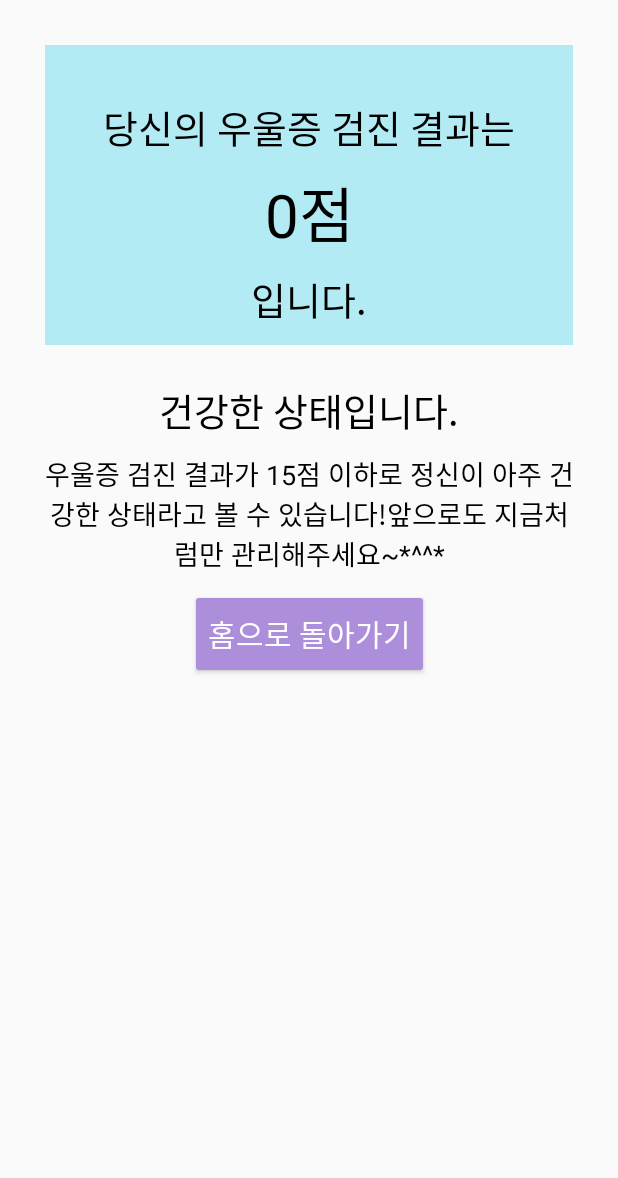
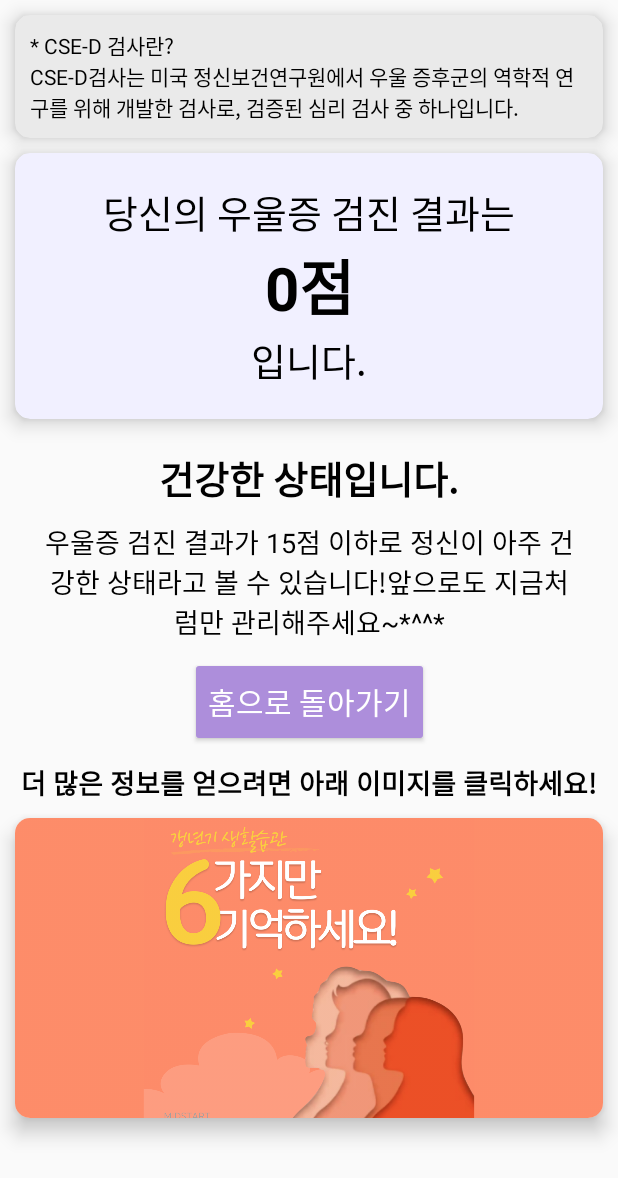
Before and after one commit to Midstart/Midstart_repo, an Android app: the CESresActivity screen opened directly, with no data from a screen before it, on a phone screen of 412 x 824 dp. Shown: the top 1178 px of the screen. Run offline under Robolectric (Android 15) with nearby library versions, the phone set to English and light mode, and no system bars.

Commit message:
우울증 검사 디자인 수정

```diff
--- a/app/src/main/java/com/example/midstart/CESresActivity.java
+++ b/app/src/main/java/com/example/midstart/CESresActivity.java
@@ -7,12 +7,14 @@ import android.content.Intent;
 import android.os.Bundle;
 import android.view.View;
 import android.widget.Button;
+import android.widget.ImageView;
 import android.widget.TextView;
 
 public class CESresActivity extends AppCompatActivity {
 
     TextView scoreText;
     Button homeBtn;
+    ImageView cardnews1;
     @SuppressLint("SetTextI18n")
     @Override
     protected void onCreate(Bundle savedInstanceState) {
@@ -39,6 +41,15 @@ public class CESresActivity extends AppCompatActivity {
         des1.setText(CESActivity.getResult1());
         des2.setText(CESActivity.getResult2());
 
+        cardnews1 = (ImageView) findViewById(R.id.news1);
+        cardnews1.setOnClickListener(new View.OnClickListener() {
+            @Override
+            public void onClick(View v) {
+                Intent intent = new Intent(getApplicationContext(), CardNews1.class);
+                startActivity(intent);
+            }
+        });
+
 
 
 
--- a/app/src/main/res/layout/activity_cesactivity.xml
+++ b/app/src/main/res/layout/activity_cesactivity.xml
@@ -4,13 +4,14 @@
     xmlns:tools="http://schemas.android.com/tools"
     android:layout_width="match_parent"
     android:layout_height="match_parent"
+    android:background="#F5F5F5"
     tools:context=".CESActivity">
 
     <RelativeLayout
         android:id="@+id/relativeLayout"
         android:layout_width="match_parent"
         android:layout_height="110dp"
-        android:background="#B2EBF4"
+        android:background="#F1F0FF"
         android:padding="16dp"
 
 
@@ -114,7 +115,6 @@
             android:textSize="20dp"
             />
 
-
     </LinearLayout>
 
 
--- a/app/src/main/res/layout/activity_cesres.xml
+++ b/app/src/main/res/layout/activity_cesres.xml
@@ -6,35 +6,73 @@
     android:layout_height="match_parent"
     tools:context=".CESresActivity">
 
-    <TextView
+    <androidx.cardview.widget.CardView
+        android:id="@+id/aboutces"
         android:layout_width="match_parent"
-        android:layout_height="200dp"
-        android:layout_margin="30dp"
-        android:background="#B2EBF4"
+        android:layout_height="wrap_content"
+        android:backgroundTint="#EAEAEA"
+        android:layout_margin="10dp"
+        app:cardCornerRadius="10dp"
+        app:cardElevation="8dp"
         app:layout_constraintEnd_toEndOf="parent"
         app:layout_constraintStart_toStartOf="parent"
-        app:layout_constraintTop_toTopOf="parent"></TextView>
+        app:layout_constraintTop_toTopOf="parent">
+        <TextView
+            android:layout_width="wrap_content"
+            android:layout_height="wrap_content"
+            android:layout_margin="10dp"
+            android:textColor="@color/black"
+            android:text="* CSE-D 검사란?\nCSE-D검사는 미국 정신보건연구원에서 우울 증후군의 역학적 연구를 위해 개발한 검사로, 검증된 심리 검사 중 하나입니다."
+            >
+
+        </TextView>
+
+    </androidx.cardview.widget.CardView>
+    <androidx.cardview.widget.CardView
+        android:id="@+id/cardtest"
+        android:backgroundTint="#F1F0FF"
+        android:layout_width="match_parent"
+        android:layout_height="wrap_content"
+        android:layout_margin="10dp"
+
+        app:cardCornerRadius="10dp"
+
+
+        app:layout_constraintEnd_toEndOf="parent"
+        app:layout_constraintStart_toStartOf="parent"
+        app:layout_constraintTop_toBottomOf="@+id/aboutces"
+        app:cardElevation="8dp">
+        <androidx.constraintlayout.widget.ConstraintLayout
+            android:layout_marginTop="20dp"
+            android:layout_marginBottom="20dp"
+            android:layout_width="match_parent"
+            android:layout_height="wrap_content"
+
+            tools:ignore="MissingConstraints">
     <TextView
         android:id="@+id/textView3"
         android:layout_width="wrap_content"
         android:layout_height="wrap_content"
-        android:layout_marginTop="65dp"
         android:text="당신의 우울증 검진 결과는"
+        android:layout_gravity="center"
         android:textColor="@color/black"
         android:textSize="25dp"
-
+        android:layout_marginTop="30dp"
         app:layout_constraintEnd_toEndOf="parent"
         app:layout_constraintStart_toStartOf="parent"
-        app:layout_constraintTop_toTopOf="parent" />
+
+
+        />
 
     <TextView
         android:id="@+id/result_score"
         android:layout_width="wrap_content"
         android:layout_height="wrap_content"
-        android:text="ㅁㅁ점"
+        android:text="20점"
+        android:textStyle="bold"
         android:textColor="@color/black"
         android:textSize="40dp"
-        android:layout_marginTop="8dp"
+
         app:layout_constraintEnd_toEndOf="parent"
         app:layout_constraintStart_toStartOf="parent"
         app:layout_constraintTop_toBottomOf="@+id/textView3" />
@@ -46,22 +84,25 @@
         android:text="입니다."
         android:textColor="@color/black"
         android:textSize="25dp"
-        android:layout_marginTop="8dp"
+
         app:layout_constraintEnd_toEndOf="parent"
         app:layout_constraintStart_toStartOf="parent"
         app:layout_constraintTop_toBottomOf="@+id/result_score" />
+    </androidx.constraintlayout.widget.ConstraintLayout>
+    </androidx.cardview.widget.CardView>
 
     <TextView
         android:id="@+id/result_des"
         android:layout_width="wrap_content"
         android:layout_height="wrap_content"
+        android:textStyle="bold"
         android:text="우울증 지수는 정상군에 속합니다!"
         android:textColor="@color/black"
         android:textSize="25dp"
-        android:layout_marginTop="35dp"
+        android:layout_marginTop="20dp"
         app:layout_constraintEnd_toEndOf="parent"
         app:layout_constraintStart_toStartOf="parent"
-        app:layout_constraintTop_toBottomOf="@+id/text" />
+        app:layout_constraintTop_toBottomOf="@+id/cardtest" />
     <TextView
         android:id="@+id/more_des"
         android:layout_width="match_parent"
@@ -90,4 +131,37 @@
         app:layout_constraintEnd_toEndOf="parent"
         app:layout_constraintStart_toStartOf="parent"
         app:layout_constraintTop_toBottomOf="@+id/more_des" />
+    <TextView
+        android:id="@+id/textview4"
+        android:layout_width="wrap_content"
+        android:layout_height="wrap_content"
+        android:layout_gravity="center"
+        android:textStyle="bold"
+        android:layout_margin="10dp"
+        android:text="더 많은 정보를 얻으려면 아래 이미지를 클릭하세요!"
+        android:textColor="@color/black"
+        android:textSize="18dp"
+        app:layout_constraintEnd_toEndOf="parent"
+        app:layout_constraintStart_toStartOf="parent"
+        app:layout_constraintTop_toBottomOf="@+id/ces_res" />
+    <androidx.cardview.widget.CardView
+        android:id="@+id/cardView1"
+        android:layout_width="match_parent"
+        android:layout_height="wrap_content"
+        android:layout_margin="10dp"
+        app:cardCornerRadius="10dp"
+        app:cardElevation="8dp"
+        app:layout_constraintEnd_toEndOf="parent"
+        app:layout_constraintStart_toStartOf="parent"
+        app:layout_constraintTop_toBottomOf="@+id/textview4">
+        <ImageView
+            android:id="@+id/news1"
+            android:layout_width="match_parent"
+            android:layout_height="200dp"
+            android:scaleType="centerCrop"
+            android:src="@drawable/thumb1"></ImageView>
+
+    </androidx.cardview.widget.CardView>
+
+
 </androidx.constraintlayout.widget.ConstraintLayout>
```
Also changed, not shown: app/src/main/java/com/example/midstart/CESActivity.java (+24 -20 lines), app/src/main/res/layout/test_ques.xml (+55 -15 lines).
